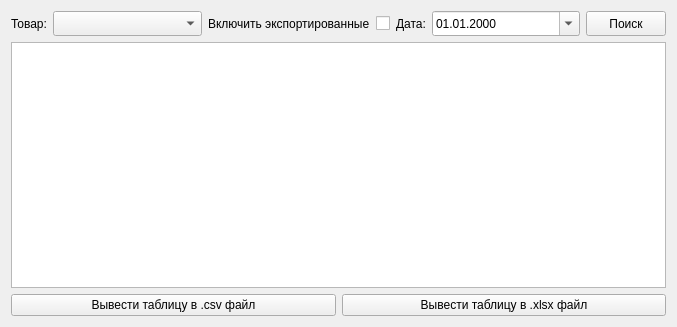
Qt form widgets/dmexportform.ui (wepavel/BLSMark) before a commit.
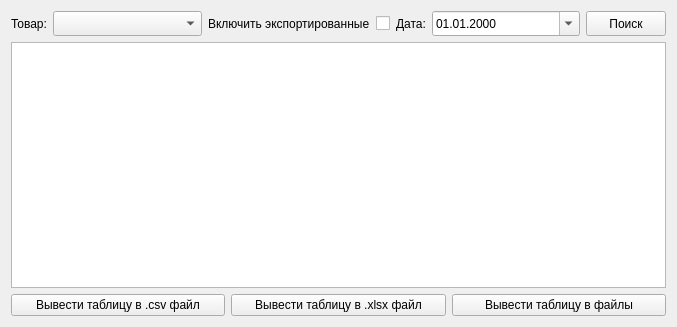
The same form after that commit. Icons and pictures are not drawn. Custom widgets are drawn as their Qt base class.

The edit to the form file:
```diff
--- a/widgets/dmexportform.ui
+++ b/widgets/dmexportform.ui
@@ -139,6 +139,13 @@
        </property>
       </widget>
      </item>
+     <item>
+      <widget class="QPushButton" name="pb_load_in_xlsx_csv">
+       <property name="text">
+        <string>Вывести таблицу в файлы</string>
+       </property>
+      </widget>
+     </item>
     </layout>
    </item>
   </layout>
```
